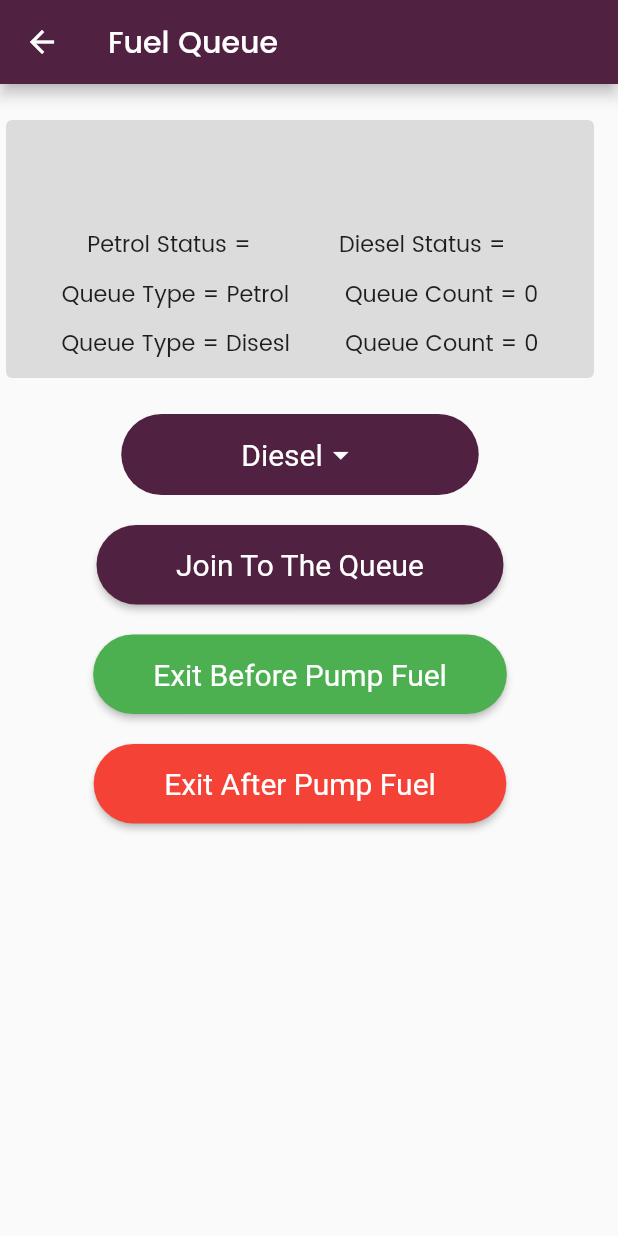
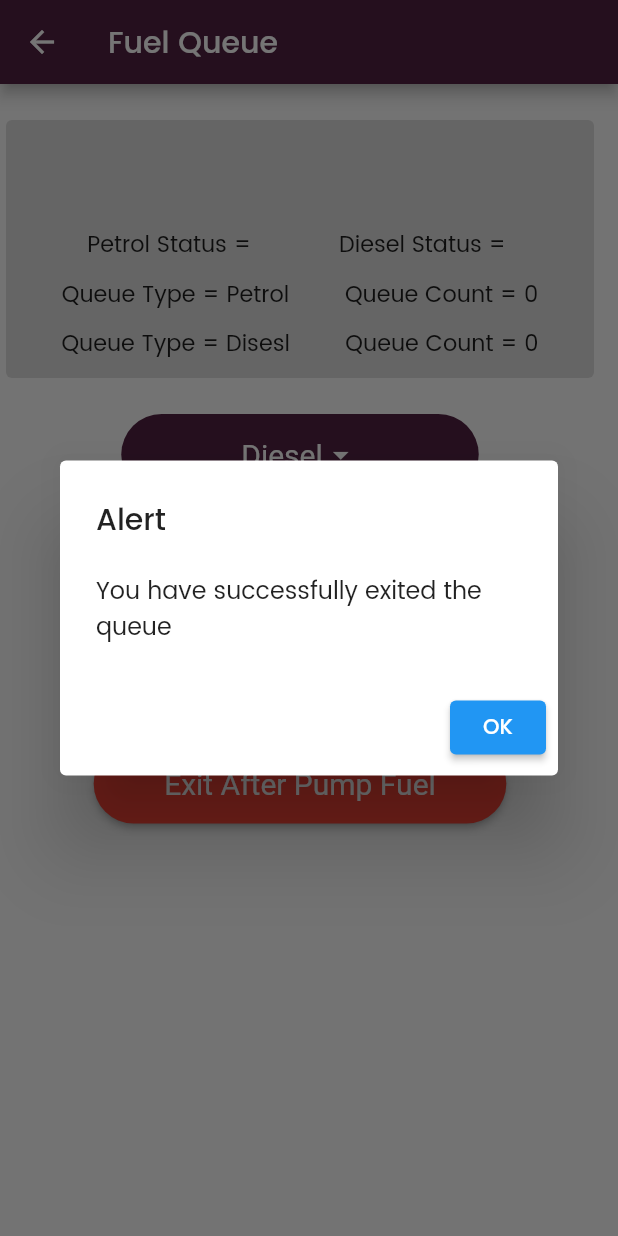
Before and after one commit to Lahiru-Ima/Fuel-App-Front-end, a Flutter app: the QueueDetails screen opened directly with empty values, after a tap on "Join To The Queue", after a tap on "Exit Before Pump Fuel", after a tap on "Exit After Pump Fuel", on a phone screen of 412 x 824 dp. Run offline on Flutter 3.47's test engine with Material 2 defaults, Android fonts, the phone set to English and light mode, and no system bars; our stand-ins replace get, quickalert, shared_preferences, snippet_coder_utils; accounts and stored records are empty; network calls fail.

Commit message:
add alert boxes

```diff
--- a/lib/userOnQueue/queue_details.dart
+++ b/lib/userOnQueue/queue_details.dart
@@ -48,6 +48,27 @@ class _QueueDetailsState extends State<QueueDetails> {
       } else {
         _dieselcount++;
       }
+
+      showDialog(
+        context: context,
+        builder: (BuildContext context) {
+          return AlertDialog(
+            // backgroundColor: Colors.teal,
+            title: Text("Alert"),
+            content: Text("You have successfully entered the queue"),
+            actions: <Widget>[
+              ElevatedButton(
+                child: Text(
+                  "OK",
+                ),
+                onPressed: () {
+                  Navigator.of(context).pop();
+                },
+              ),
+            ],
+          );
+        },
+      );
     });
     _isDisable = false;
   }
@@ -68,6 +89,27 @@ class _QueueDetailsState extends State<QueueDetails> {
               "https://fuel-app-backend.up.railway.app/api/fuelQueue/exitBeforePump"),
           body: {});
     }
+
+    showDialog(
+      context: context,
+      builder: (BuildContext context) {
+        return AlertDialog(
+          // backgroundColor: Colors.teal,
+          title: Text("Alert"),
+          content: Text("You have successfully Exit the queue"),
+          actions: <Widget>[
+            ElevatedButton(
+              child: Text(
+                "OK",
+              ),
+              onPressed: () {
+                Navigator.of(context).pop();
+              },
+            ),
+          ],
+        );
+      },
+    );
   }
 
   Future<void> afterPump() async {
@@ -87,6 +129,27 @@ class _QueueDetailsState extends State<QueueDetails> {
           body: {});
       print(response.body);
     }
+
+    showDialog(
+      context: context,
+      builder: (BuildContext context) {
+        return AlertDialog(
+          // backgroundColor: Colors.teal,
+          title: Text("Alert"),
+          content: Text("You have successfully exited the queue"),
+          actions: <Widget>[
+            ElevatedButton(
+              child: Text(
+                "OK",
+              ),
+              onPressed: () {
+                Navigator.of(context).pop();
+              },
+            ),
+          ],
+        );
+      },
+    );
   }
 
   @override
```
